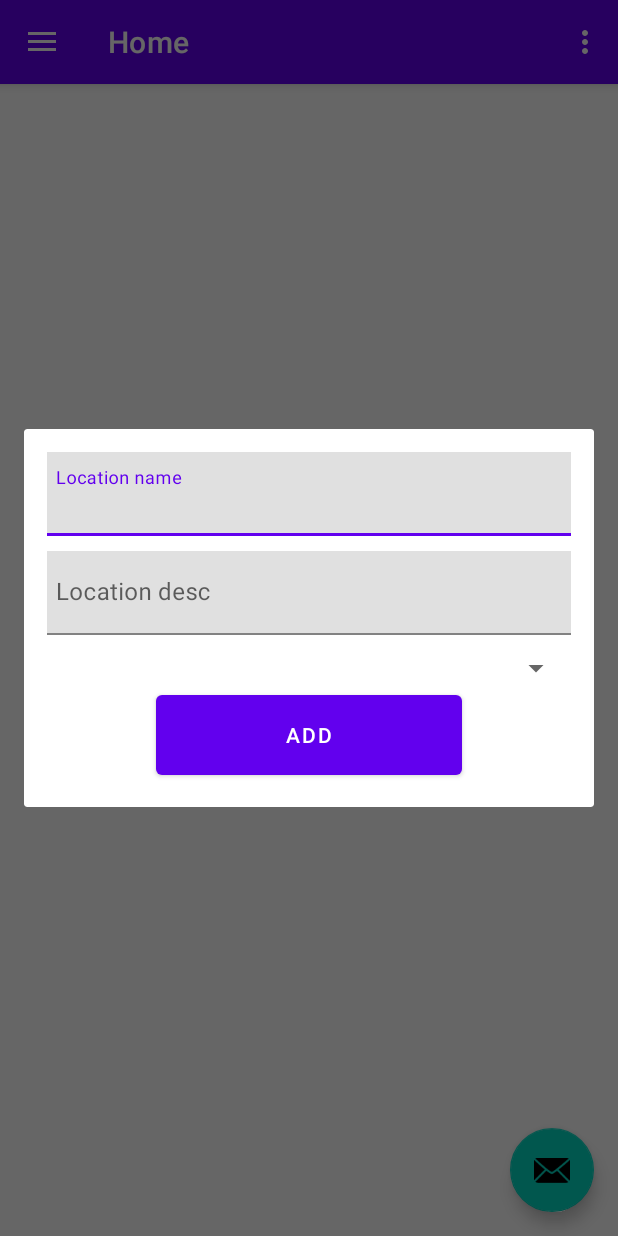
After one commit to DePoli97/mobile-wearables, an Android app: the fragment LocationCreationForm placed in its activity, on a phone screen of 412 x 824 dp. The commit adds this screen. Run offline under Robolectric (Android 15) with nearby library versions, the phone set to English and light mode, and no system bars; our stand-ins replace Firebase (no records; nobody signed in at launch, a user with empty details on screens opened directly), navigation-ui.

Commit message:
added Location creation form

```diff
--- a/app/src/main/java/com/example/inventorymapper/Database.java
+++ b/app/src/main/java/com/example/inventorymapper/Database.java
@@ -34,6 +34,10 @@ public final class Database {
         return location;
     }
 
+    public static DatabaseReference getHouseholds() {
+        return mDatabase.child("households");
+    }
+
     public static void addItem(Item item) {
         DatabaseReference itemRef = mDatabase.child("items").push();
         itemRef.setValue(item);
--- a/app/src/main/java/com/example/inventorymapper/LocationHelper.java
+++ b/app/src/main/java/com/example/inventorymapper/LocationHelper.java
@@ -45,6 +45,9 @@ public final class LocationHelper implements LocationListener{
         */
         if (Build.VERSION.SDK_INT >= Build.VERSION_CODES.S) {
             this.locationManager.requestFlush(LocationManager.GPS_PROVIDER, this, 1001);
+        }
+        if(location == null) {
+            return Optional.empty();
         }
         return Optional.of(location);
     }
--- a/app/src/main/java/com/example/inventorymapper/MainActivity.java
+++ b/app/src/main/java/com/example/inventorymapper/MainActivity.java
@@ -6,6 +6,7 @@ import android.view.Menu;
 
 import com.example.inventorymapper.ui.home.HouseholdCreationForm;
 import com.example.inventorymapper.ui.home.ItemCreationForm;
+import com.example.inventorymapper.ui.home.LocationCreationForm;
 import com.google.android.material.floatingactionbutton.FloatingActionButton;
 import com.google.android.material.navigation.NavigationView;
 
@@ -23,6 +24,7 @@ public class MainActivity extends AppCompatActivity {
 
     private AppBarConfiguration mAppBarConfiguration;
     private ActivityMainBinding binding;
+    static boolean tmp = true;
 
     @Override
     protected void onCreate(Bundle savedInstanceState) {
@@ -35,10 +37,13 @@ public class MainActivity extends AppCompatActivity {
         binding.appBarMain.fab.setOnClickListener(new View.OnClickListener() {
             @Override
             public void onClick(View view) {
-                //ItemCreationForm form = new ItemCreationForm();
-                //form.show(getSupportFragmentManager(), "Home-form");
-                HouseholdCreationForm form = new HouseholdCreationForm();
-                form.show(getSupportFragmentManager(), "Household-form");
+                if(tmp) {
+                    HouseholdCreationForm form = new HouseholdCreationForm();
+                    form.show(getSupportFragmentManager(), "Household-form");
+                } else {
+                    LocationCreationForm form = new LocationCreationForm();
+                    form.show(getSupportFragmentManager(), "Location-form");
+                }
             }
         });
         DrawerLayout drawer = binding.drawerLayout;
--- /dev/null
+++ b/app/src/main/java/com/example/inventorymapper/ui/home/LocationCreationForm.java
@@ -0,0 +1,118 @@
+package com.example.inventorymapper.ui.home;
+
+
+import android.os.Bundle;
+import android.util.Log;
+import android.view.LayoutInflater;
+import android.view.View;
+import android.view.ViewGroup;
+import android.widget.ArrayAdapter;
+import android.widget.Button;
+import android.widget.Spinner;
+import android.widget.TextView;
+
+import androidx.annotation.NonNull;
+import androidx.annotation.Nullable;
+import androidx.fragment.app.DialogFragment;
+
+import com.example.inventorymapper.Database;
+import com.example.inventorymapper.LocationHelper;
+import com.example.inventorymapper.R;
+import com.example.inventorymapper.ui.model.Household;
+import com.example.inventorymapper.ui.model.Location;
+import com.google.android.gms.tasks.OnCompleteListener;
+import com.google.android.gms.tasks.Task;
+import com.google.firebase.database.DataSnapshot;
+import com.google.firebase.database.DatabaseError;
+import com.google.firebase.database.ValueEventListener;
+
+import java.util.ArrayList;
+import java.util.List;
+
+public class LocationCreationForm extends DialogFragment {
+    private TextView locationName;
+    private TextView locationDesc;
+    private Button addButton;
+    private Spinner householdSpinner;
+    private LocationHelper locationHelper;
+    private ValueEventListener listener;
+
+    @Override
+    public View onCreateView(@NonNull LayoutInflater inflater,
+                             ViewGroup container,
+                             Bundle savedInstanceState) {
+
+        View root = inflater.inflate(R.layout.fragment_location_creation_form, container, false);
+
+        this.locationName = root.findViewById(R.id.location_name);
+        this.locationDesc = root.findViewById(R.id.location_desc);
+        this.addButton = root.findViewById(R.id.confirm_btn);
+        this.householdSpinner = root.findViewById(R.id.spinner);
+
+        List<Household> subjects = new ArrayList<>();
+
+        // ArrayAdapter<String> adapter = new ArrayAdapter<String>(getContext(), android.R.layout.simple_spinner_item, subjects);
+        ArrayAdapter<Household> adapter = new ArrayAdapter<Household>(getContext(), android.R.layout.simple_spinner_dropdown_item, subjects) {
+            @NonNull
+            @Override
+            public View getView(int position, @Nullable View convertView, @NonNull ViewGroup parent) {
+                TextView view = (TextView) super.getView(position, convertView, parent);
+                Household item = getItem(position);
+                view.setText(item.getName());
+                return view;
+            }
+
+            @Override
+            public View getDropDownView(int position, @Nullable View convertView, @NonNull ViewGroup parent) {
+                TextView view = (TextView) super.getDropDownView(position, convertView, parent);
+                Household item = getItem(position);
+                view.setText(item.getName());
+                return view;
+            }
+        };
+
+        this.listener = new ValueEventListener() {
+
+            @Override
+            public void onDataChange(@NonNull DataSnapshot dataSnapshot) {
+                dataSnapshot.getChildren()
+                        .forEach((snapshot) -> {
+                            Household household = snapshot.getValue(Household.class);
+                            household.setId(snapshot.getKey());
+                            subjects.add(household);
+                        });
+                adapter.notifyDataSetChanged();
+            }
+
+            @Override
+            public void onCancelled(@NonNull DatabaseError error) {
+                Log.w(this.getClass().getName(), "getHouseholds cancelled", error.toException());
+            }
+        };
+
+        adapter.setDropDownViewResource(android.R.layout.simple_spinner_dropdown_item);
+        Database.getHouseholds().addValueEventListener(listener);
+        this.householdSpinner.setAdapter(adapter);
+
+        this.addButton.setOnClickListener(view -> {
+            this.add_household();
+            this.dismissNow();
+        });
+        this.locationHelper = new LocationHelper(getContext());
+
+        return root;
+    }
+
+    @Override
+    public void onDestroyView() {
+        super.onDestroyView();
+        Database.getHouseholds().removeEventListener(this.listener);
+    }
+
+    private void add_household() {
+        String locationDesc = this.locationDesc.getText().toString();
+        String locationName = this.locationName.getText().toString();
+        Household household = (Household) this.householdSpinner.getSelectedItem();
+        Database.addLocation(new Location(locationName, locationDesc), household.getId());
+    }
+}
--- a/app/src/main/java/com/example/inventorymapper/ui/model/Location.java
+++ b/app/src/main/java/com/example/inventorymapper/ui/model/Location.java
@@ -10,6 +10,10 @@ public class Location {
     // TODO: consider using maps on id's to avoid having to deal with linear searches
     private List<Location> sublocations;
     private List<Item> items;
+
+    public Location() {
+
+    }
 
     public Location(String name, String description) {
         this.name = name;
--- /dev/null
+++ b/app/src/main/res/layout/fragment_location_creation_form.xml
@@ -0,0 +1,74 @@
+<?xml version="1.0" encoding="utf-8"?>
+<androidx.constraintlayout.widget.ConstraintLayout xmlns:android="http://schemas.android.com/apk/res/android"
+    xmlns:app="http://schemas.android.com/apk/res-auto"
+    xmlns:tools="http://schemas.android.com/tools"
+    android:layout_width="match_parent"
+    android:layout_height="match_parent"
+    android:paddingHorizontal="15dp"
+    android:paddingVertical="15dp"
+    tools:context=".ui.home.LocationCreationForm">
+
+    <com.google.android.material.textfield.TextInputLayout
+        android:id="@+id/textInputLayout3"
+        android:layout_width="370dp"
+        android:layout_height="wrap_content"
+        app:layout_constraintEnd_toEndOf="parent"
+        app:layout_constraintStart_toStartOf="parent"
+        app:layout_constraintTop_toTopOf="parent"/>
+
+    <Button
+        android:id="@+id/confirm_btn"
+        android:layout_width="203dp"
+        android:layout_height="65dp"
+        android:text="Add"
+        app:layout_constraintBottom_toBottomOf="parent"
+        app:layout_constraintEnd_toEndOf="parent"
+        app:layout_constraintStart_toStartOf="parent"
+        app:layout_constraintTop_toBottomOf="@+id/spinner" />
+
+    <com.google.android.material.textfield.TextInputLayout
+        android:id="@+id/textInputLayout"
+        android:layout_width="370dp"
+        android:layout_height="wrap_content"
+        app:layout_constraintEnd_toEndOf="parent"
+        app:layout_constraintStart_toStartOf="parent"
+        app:layout_constraintTop_toTopOf="@+id/textInputLayout3">
+
+        <com.google.android.material.textfield.TextInputEditText
+            android:id="@+id/location_name"
+            android:layout_width="match_parent"
+            android:layout_height="match_parent"
+            android:hint="Location name"
+            android:nestedScrollingEnabled="false"
+            android:singleLine="true" />
+    </com.google.android.material.textfield.TextInputLayout>
+
+    <com.google.android.material.textfield.TextInputLayout
+        android:id="@+id/textInputLayout2"
+        android:layout_width="370dp"
+        android:layout_height="wrap_content"
+        android:layout_marginTop="10dp"
+        app:layout_constraintEnd_toEndOf="parent"
+        app:layout_constraintStart_toStartOf="parent"
+        app:layout_constraintTop_toBottomOf="@+id/textInputLayout">
+
+        <com.google.android.material.textfield.TextInputEditText
+            android:id="@+id/location_desc"
+            android:layout_width="match_parent"
+            android:layout_height="wrap_content"
+            android:hint="Location desc"
+            android:nestedScrollingEnabled="false" />
+    </com.google.android.material.textfield.TextInputLayout>
+
+    <Spinner
+        android:id="@+id/spinner"
+        android:layout_width="370dp"
+        android:layout_height="wrap_content"
+        android:layout_marginTop="10dp"
+        android:layout_marginEnd="2dp"
+        app:layout_constraintEnd_toEndOf="parent"
+        app:layout_constraintHorizontal_bias="0.909"
+        app:layout_constraintStart_toStartOf="parent"
+        app:layout_constraintTop_toBottomOf="@+id/textInputLayout2" />
+
+</androidx.constraintlayout.widget.ConstraintLayout>
```
